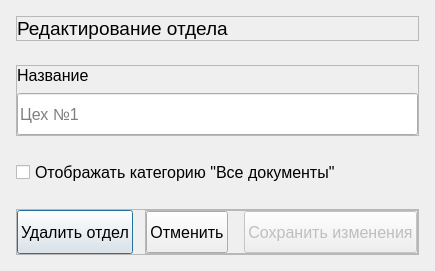
First picture: the form in ui/ui/edit_department.ui, repository pntech-dev/Documents-Exp-Desktop, before the edit.
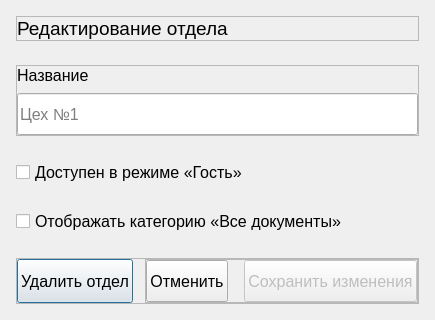
Second picture: the form after the edit. Custom widgets are drawn as their Qt base class.

Commit message: feat(ui): implement department visibility toggle for guest users

```diff
--- a/ui/ui/edit_department.ui
+++ b/ui/ui/edit_department.ui
@@ -10,7 +10,7 @@
     <x>0</x>
     <y>0</y>
     <width>404</width>
-    <height>255</height>
+    <height>300</height>
    </rect>
   </property>
   <property name="minimumSize">
@@ -152,6 +152,18 @@
      </layout>
     </widget>
    </item>
+   <item>
+    <widget class="QCheckBox" name="guest_show_checkBox">
+     <property name="font">
+      <font>
+       <pointsize>12</pointsize>
+      </font>
+     </property>
+     <property name="text">
+      <string>Доступен в режиме «Гость»</string>
+     </property>
+    </widget>
+   </item>
    <item>
     <widget class="QCheckBox" name="all_docs_checkBox">
      <property name="font">
@@ -160,7 +172,7 @@
       </font>
      </property>
      <property name="text">
-      <string>Отображать категорию &quot;Все документы&quot;</string>
+      <string>Отображать категорию «Все документы»</string>
      </property>
     </widget>
    </item>
```
The commit also changes 9 other files.
